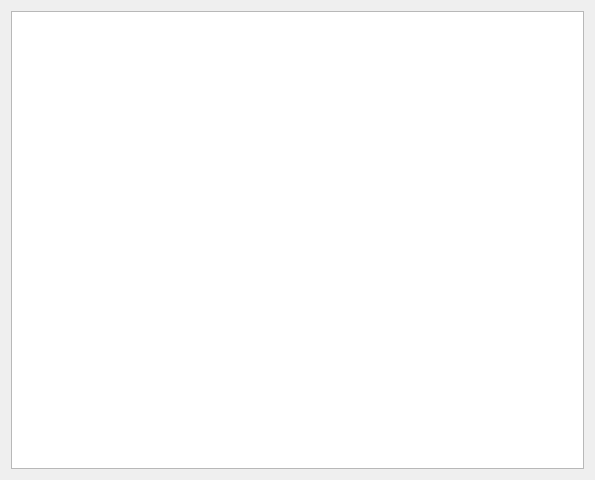
Before: the Qt Designer form src/gui/.ui/ui_pages/page_home/widgets/servers_list.ui in TakiMoysha/skymp-launcher, drawn with Qt 5.
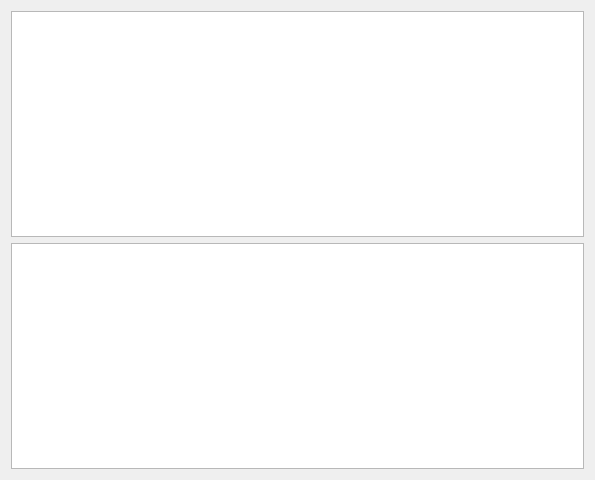
After: the same form once the commit is applied.

Diff of the .ui file:
```diff
--- a/src/gui/.ui/ui_pages/page_home/widgets/servers_list.ui
+++ b/src/gui/.ui/ui_pages/page_home/widgets/servers_list.ui
@@ -14,6 +14,9 @@
    <string>Form</string>
   </property>
   <layout class="QVBoxLayout" name="verticalLayout">
+   <item>
+    <widget class="QColumnView" name="columnView"/>
+   </item>
    <item>
     <widget class="QTableView" name="servers_list_table">
      <property name="whatsThis">
```
